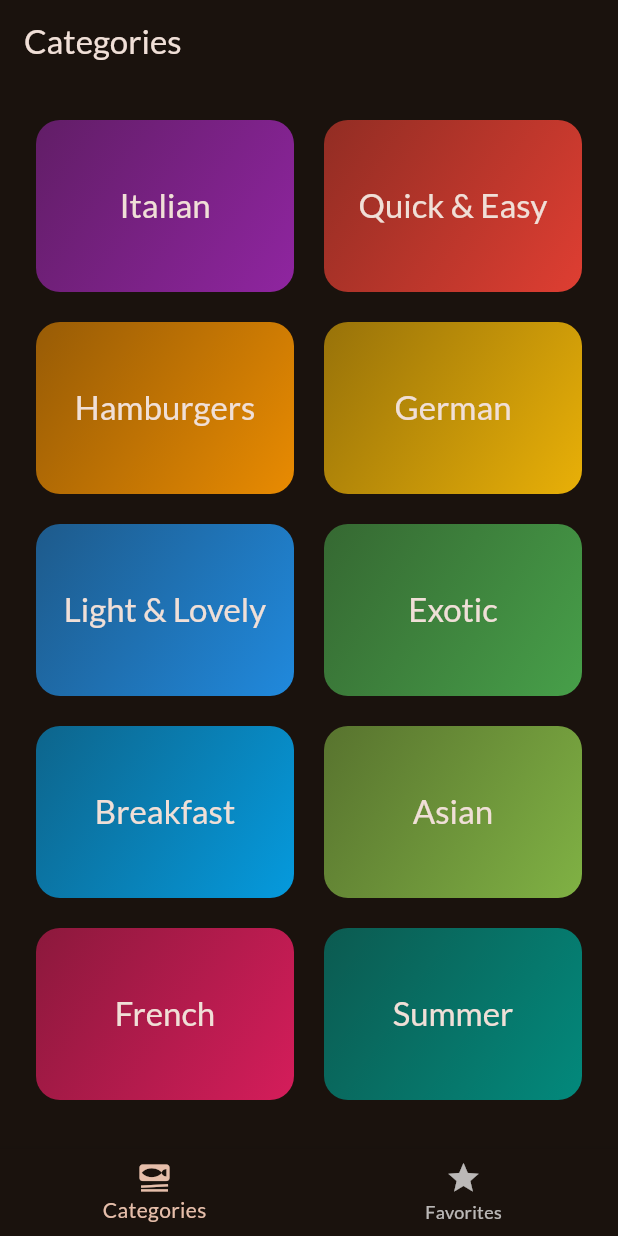
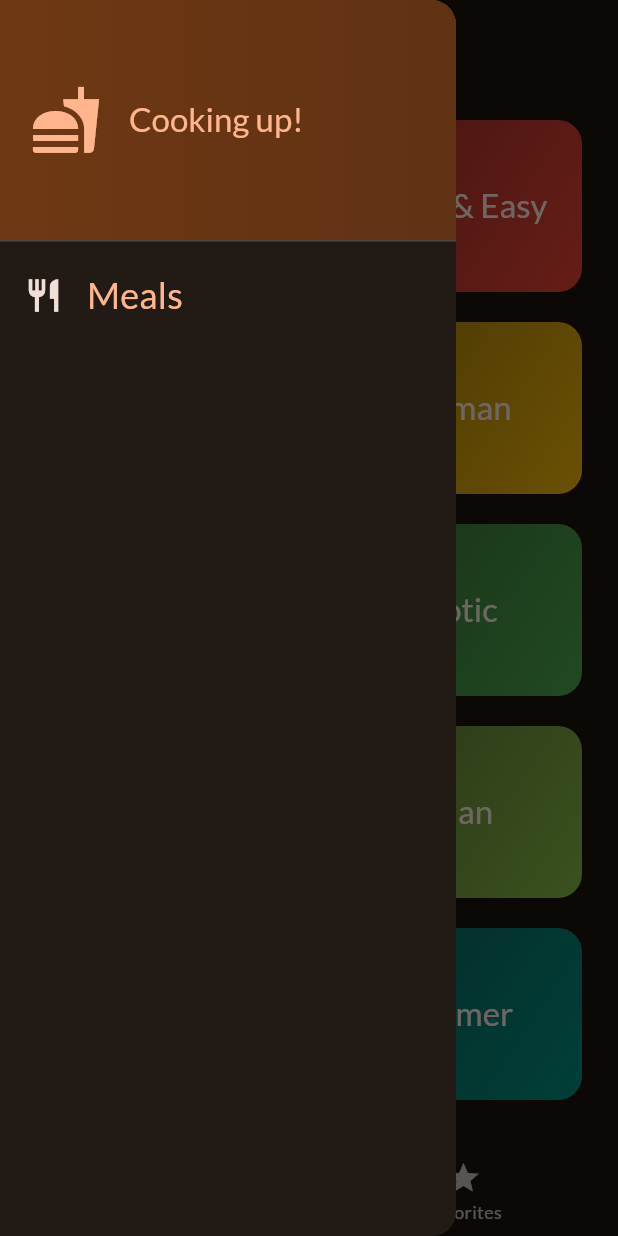
Before and after one commit to hoosamMr/FlutterMealsApp, a Flutter app: the screen it shows after launch, with the side drawer open (before the commit the screen has no drawer), on a phone screen of 412 x 824 dp. Run offline on Flutter 3.47's test engine with Material 3 defaults, Android fonts, the phone set to English and light mode, and no system bars; our stand-ins replace google_fonts, transparent_image.

Commit message:
added side drawer, first step

```diff
--- a/lib/screens/tabs.dart
+++ b/lib/screens/tabs.dart
@@ -2,6 +2,7 @@ import 'package:flutter/material.dart';
 import 'package:meals/models/meal.dart';
 import 'package:meals/screens/categories.dart';
 import 'package:meals/screens/meals.dart';
+import 'package:meals/widgets/main_drawer.dart';
 
 class TabsScreen extends StatefulWidget {
   const TabsScreen({super.key});
@@ -89,6 +90,7 @@ class _TabsScreen extends State<TabsScreen> {
       appBar: AppBar(
         title: Text(activePageTitle),
       ),
+        drawer: const MainDrawer(),
       body: activeScreen,
       bottomNavigationBar: BottomNavigationBar(
         onTap: _selectedPage,
--- /dev/null
+++ b/lib/widgets/main_drawer.dart
@@ -0,0 +1,59 @@
+import 'package:flutter/material.dart';
+
+class MainDrawer extends StatelessWidget {
+  const MainDrawer({super.key});
+
+  @override
+  Widget build(BuildContext context) {
+    return Drawer(
+      child: Column(
+        children: [
+          DrawerHeader(
+            padding: const EdgeInsets.all(20),
+            decoration: BoxDecoration(
+                gradient: LinearGradient(
+              colors: [
+                Theme.of(context).colorScheme.primaryContainer,
+                Theme.of(context).colorScheme.primaryContainer.withOpacity(0.8),
+              ],
+              begin: Alignment.bottomLeft,
+              end: Alignment.bottomRight,
+            )),
+            child: Row(
+              children: [
+                Icon(
+                  Icons.fastfood,
+                  size: 48,
+                  color: Theme.of(context).colorScheme.primary,
+                ),
+                const SizedBox(
+                  width: 18,
+                ),
+                Text(
+                  'Cooking up!',
+                  style: Theme.of(context).textTheme.titleLarge!.copyWith(
+                        color: Theme.of(context).colorScheme.primary,
+                      ),
+                ),
+              ],
+            ),
+          ),
+          ListTile(
+            leading: Icon(
+              Icons.restaurant,
+              size: 26,
+              color: Theme.of(context).colorScheme.onBackground,
+            ),
+            title: Text(
+              'Meals',
+              style: Theme.of(context).textTheme.titleSmall!.copyWith(
+                    color: Theme.of(context).colorScheme.primary,
+                    fontSize: 24,
+                  ),
+            ),
+          )
+        ],
+      ),
+    );
+  }
+}
```
